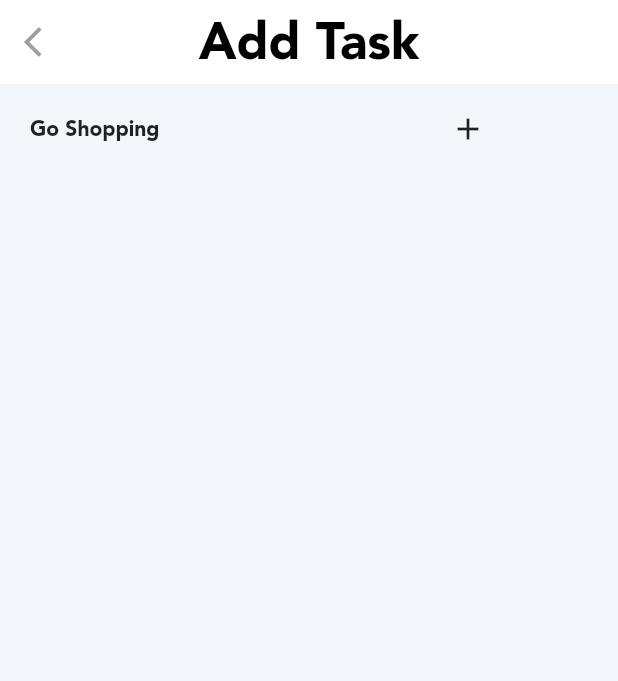
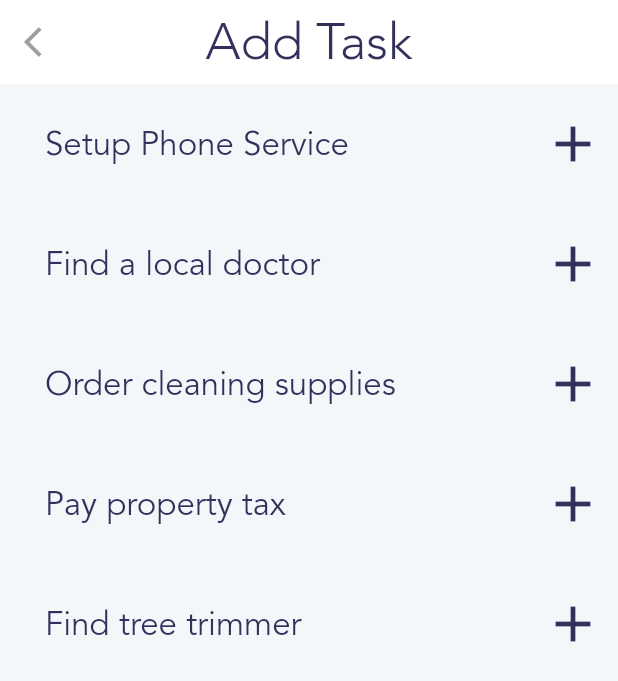
Before and after one commit to qevka/ReNest, a Flutter app: the AddTaskView screen opened by its route, on a phone screen of 412 x 824 dp. Shown: the top 681 px of the screen. Run offline on Flutter 3.47's test engine with Material 2 defaults, Android fonts, the light colour scheme and no system bars; our stand-ins replace font_awesome_flutter, get.

Commit message:
finish add page

```diff
--- a/lib/app/modules/home/controllers/home_controller.dart
+++ b/lib/app/modules/home/controllers/home_controller.dart
@@ -20,6 +20,11 @@ class HomeController extends GetxController {
     tasks.firstWhere((t1) => t1.name == task.name).done = !task.done;
     tasks.refresh();
     complete.refresh();
+  }
+
+  addTask(Task task) {
+    tasks.add(task);
+    tasks.refresh();
   }
 
   endSearch() {
--- a/lib/app/modules/home/views/add_task_view.dart
+++ b/lib/app/modules/home/views/add_task_view.dart
@@ -4,6 +4,14 @@ import 'package:renest/app/models/task_model.dart';
 import 'package:renest/app/modules/home/controllers/home_controller.dart';
 import 'package:renest/styles/colors.dart';
 import 'package:renest/styles/fonts.dart';
+
+var mockTasks = [
+  "Setup Phone Service",
+  "Find a local doctor",
+  "Order cleaning supplies",
+  "Pay property tax",
+  "Find tree trimmer"
+];
 
 class AddTaskView extends GetView<HomeController> {
   @override
@@ -16,30 +24,26 @@ class AddTaskView extends GetView<HomeController> {
             Get.back();
           },
         ),
-        title: Text('Add Task'),
+        title: Text(
+          'Add Task',
+          style:
+              TextStyle(fontFamily: ReNestFont.avenirLight, fontWeight: FontWeight.normal, color: RenestColor.taskTextColor),
+        ),
         centerTitle: true,
       ),
       body: Container(
           height: Get.height,
           width: Get.width,
-        child: Column(
-          children: [
-            AddCell(
-                title: "Go Shopping",
-                onAdd: (task) {
-                  print(task.toJson());
-                })
-          ],
-        ),
-      ),
+          child: ListView(
+            children: mockTasks.map((e) => AddCell(title: e)).toList(),
+          )),
     );
   }
 }
 
 class AddCell extends StatefulWidget {
-  AddCell({required this.title, required this.onAdd});
+  AddCell({required this.title});
 
-  final Function(Task) onAdd;
   final String title;
 
   @override
@@ -50,14 +54,15 @@ class _AddCellState extends State<AddCell> with SingleTickerProviderStateMixin {
   bool isPlaying = false;
   late AnimationController _animationController;
 
-  Task genTask(Priority pri) {
-    return Task(name: widget.title, done: false, priority: pri);
+  addTask(Priority pri) {
+    _startAnimation();
+    var task = Task(name: widget.title, done: false, priority: pri);
+    Get.find<HomeController>().addTask(task);
   }
 
   void _startAnimation() async {
     if (isPlaying) {
       _animationController.reverse(from: 10);
-      await Future.delayed(Duration(milliseconds: 450));
       setState(() {
         isPlaying = !isPlaying;
       });
@@ -83,17 +88,22 @@ class _AddCellState extends State<AddCell> with SingleTickerProviderStateMixin {
 
   @override
   Widget build(BuildContext context) {
-    return Container(
-      decoration: BoxDecoration(
-        borderRadius: BorderRadius.circular(10),
-        color: RenestColor.background,
-      ),
+    return Padding(
+      padding: const EdgeInsets.all(10.0),
       child: Row(
+        mainAxisAlignment: MainAxisAlignment.spaceBetween,
         children: [
           Stack(
             alignment: Alignment.center,
             children: [
-              isPlaying ? Container() : Positioned(left: 20, child: Text(widget.title)),
+              isPlaying
+                  ? Container()
+                  : Positioned(
+                      left: 20,
+                      child: Text(
+                        widget.title,
+                        style: TextStyle(fontFamily: ReNestFont.avenirBook, color: RenestColor.taskTextColor, fontSize: 22),
+                      )),
               SlideTransition(
                 position: _offsetAnimation,
                 child: Row(
@@ -101,17 +111,17 @@ class _AddCellState extends State<AddCell> with SingleTickerProviderStateMixin {
                     PriorityButton(
                         priority: Priority.high,
                         onPressed: (pri) {
-                          widget.onAdd(genTask(pri));
+                          addTask(pri);
                         }),
                     PriorityButton(
                         priority: Priority.normal,
                         onPressed: (pri) {
-                          widget.onAdd(genTask(pri));
+                          addTask(pri);
                         }),
                     PriorityButton(
                         priority: Priority.low,
                         onPressed: (pri) {
-                          widget.onAdd(genTask(pri));
+                          addTask(pri);
                         }),
                   ],
                 ),
@@ -120,7 +130,7 @@ class _AddCellState extends State<AddCell> with SingleTickerProviderStateMixin {
           ),
           GestureDetector(
               child: AnimatedSwitcher(
-                  duration: const Duration(milliseconds: 350),
+                  duration: const Duration(milliseconds: 250),
                   transitionBuilder: (child, anim) => RotationTransition(
                         turns: child.key == ValueKey('icon1')
                             ? Tween<double>(begin: 1, end: 0.75).animate(anim)
@@ -128,10 +138,17 @@ class _AddCellState extends State<AddCell> with SingleTickerProviderStateMixin {
                         child: ScaleTransition(scale: anim, child: child),
                       ),
                   child: isPlaying
-                      ? Icon(Icons.close, key: const ValueKey('icon1'))
+                      ? Icon(
+                          Icons.close,
+                          key: const ValueKey('icon1'),
+                          color: RenestColor.textFieldHintText,
+                          size: 40,
+                        )
                       : Icon(
-                          Icons.add,
+                          Icons.add_sharp,
                           key: const ValueKey('icon2'),
+                          color: RenestColor.taskTextColor,
+                          size: 40,
                         )),
               onTap: () {
                 _startAnimation();
@@ -157,7 +174,7 @@ class PriorityButton extends StatelessWidget {
           onPressed(priority);
         },
         child: Container(
-          width: 80,
+          width: Get.width / 3 - 40,
           height: 60,
           decoration: BoxDecoration(
             borderRadius: BorderRadius.circular(10),
@@ -165,6 +182,8 @@ class PriorityButton extends StatelessWidget {
           ),
           child: Align(
             alignment: Alignment.center,
+            child: Container(
+              width: 80,
               child: Text(
                 priority.stringValue,
                 style: TextStyle(fontFamily: ReNestFont.avenirBook, color: Colors.white),
@@ -174,6 +193,7 @@ class PriorityButton extends StatelessWidget {
             ),
           ),
         ),
+      ),
     );
   }
 }
--- a/lib/app/modules/home/views/home_view.dart
+++ b/lib/app/modules/home/views/home_view.dart
@@ -2,10 +2,10 @@ import 'package:flutter/material.dart';
 import 'package:get/get.dart';
 import 'package:get/get_navigation/get_navigation.dart';
 import 'package:renest/app/modules/home/components/search_bar.dart';
+import 'package:renest/app/modules/home/views/add_task_view.dart';
 import 'package:renest/app/modules/home/views/completed.dart';
 import 'package:renest/app/modules/home/views/search_view.dart';
 import 'package:renest/app/modules/home/views/tasks.dart';
-import 'package:renest/app/routes/app_pages.dart';
 import 'package:renest/styles/colors.dart';
 import 'package:renest/styles/fonts.dart';
 
@@ -25,7 +25,7 @@ class HomeView extends GetView<HomeController> {
           actions: [
             IconButton(
                 onPressed: () {
-                  Get.toNamed(Routes.addTask);
+                  Get.to(() => AddTaskView(), transition: Transition.leftToRight);
                 },
                 icon: Icon(Icons.add))
           ],
```
Lines whose indentation alone changed are shown as unchanged.
